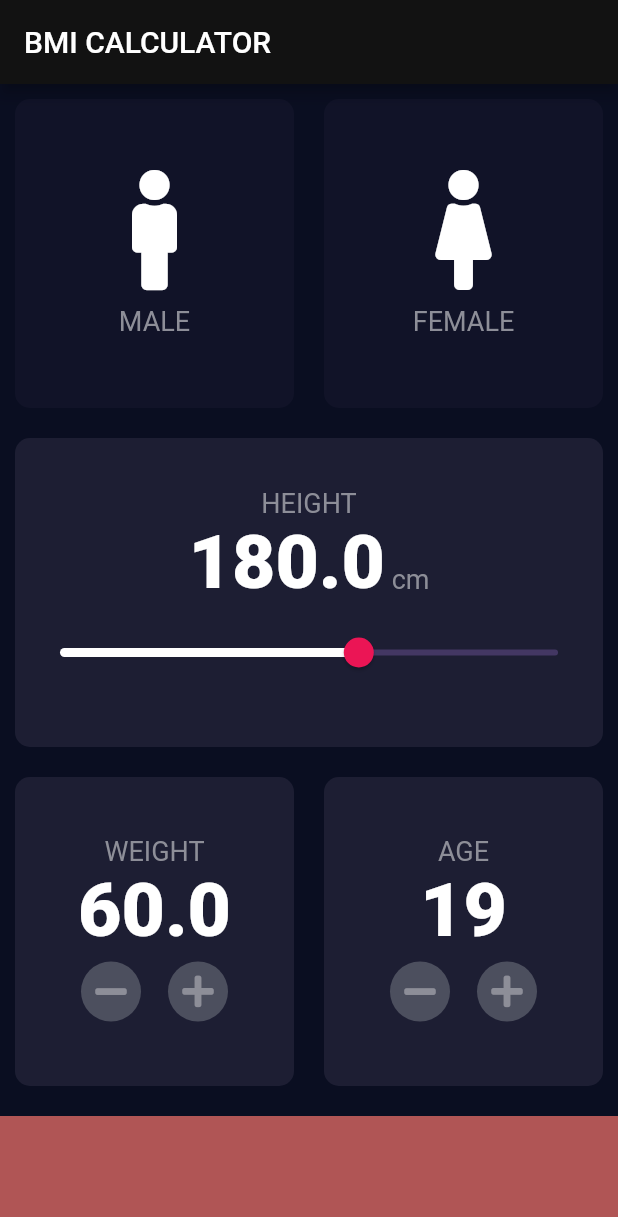
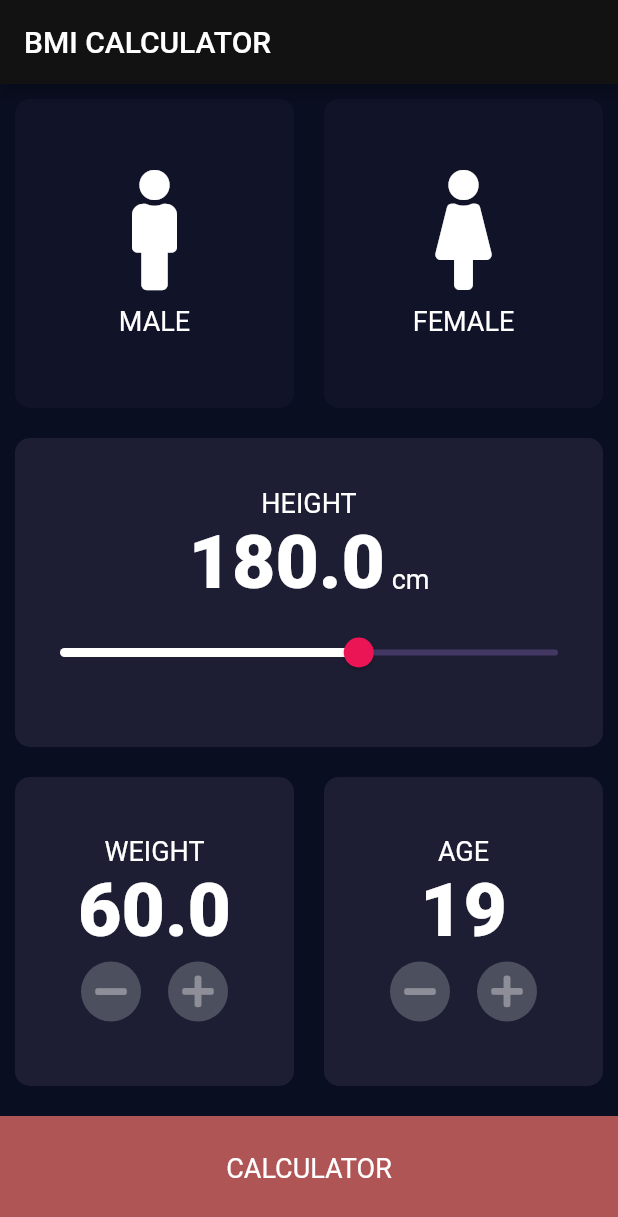
Before and after one commit to maxjkfc/flutter_testing, a Flutter app: the screen it shows after launch, on a phone screen of 412 x 824 dp. Shown: the top 1217 px of the screen. Run offline on Flutter 3.47's test engine with Material 2 defaults, Android fonts, the phone set to English and light mode, and no system bars; our stand-ins replace audioplayers, font_awesome_flutter, rflutter_alert.

Commit message:
finish bim calculator

```diff
--- /dev/null
+++ b/bmi-calculator-flutter/lib/components/bottom_button.dart
@@ -0,0 +1,32 @@
+import 'package:flutter/material.dart';
+import 'package:bmi_calculator/constants.dart';
+
+
+class BottomButton extends StatelessWidget {
+
+
+  BottomButton({
+    @required this.onTap,
+    @required this.buttonTitle,
+  });
+
+
+  final String buttonTitle  ;
+  final Function onTap;
+
+
+  @override
+  Widget build(BuildContext context) {
+    return Container(
+      color: bContainerColor,
+      margin: EdgeInsets.only(top: 10.0),
+      padding: EdgeInsets.only(bottom: 10),
+      width: double.infinity,
+      height: bContainerHeight,
+      child: RawMaterialButton(
+          onPressed: onTap,
+          child: Text(buttonTitle , style: klabelTextStyle),
+          ),
+    );
+  }
+}
--- /dev/null
+++ b/bmi-calculator-flutter/lib/components/icon_content.dart
@@ -0,0 +1,26 @@
+import 'package:flutter/material.dart';
+import 'package:bmi_calculator/constants.dart';
+
+class IconContent extends StatelessWidget {
+  IconContent({this.icon, this.text});
+  final IconData icon;
+  final String text;
+
+  @override
+  Widget build(BuildContext context) {
+    return Column(
+      mainAxisAlignment: MainAxisAlignment.center,
+      children: <Widget>[
+        Icon(
+          icon,
+          size: 80.0,
+        ),
+        SizedBox(height: 10.0),
+        Text(
+          text,
+          style: klabelTextStyle,
+        ),
+      ],
+    );
+  }
+}
--- a/bmi-calculator-flutter/lib/icon_content.dart
+++ /dev/null
@@ -1,30 +0,0 @@
-import 'package:flutter/material.dart';
-import 'constants.dart';
-
-
-
-
-class IconContent extends StatelessWidget {
-
-  IconContent({this.icon , this.text});
-  final IconData icon ;
-  final String text ;
-
-  @override
-  Widget build(BuildContext context) {
-    return Column(
-        mainAxisAlignment: MainAxisAlignment.center,
-        children: <Widget>[
-          Icon(
-              icon,
-              size: 80.0,
-          ),
-          SizedBox(height: 10.0),
-          Text(
-              text,
-              style: klabelTextStyle ,
-              ),
-        ],
-    );
-  }
-}
--- a/bmi-calculator-flutter/lib/input.dart
+++ /dev/null
@@ -1,211 +0,0 @@
-import 'package:flutter/material.dart';
-import 'package:font_awesome_flutter/font_awesome_flutter.dart';
-import 'icon_content.dart';
-import 'reuseable_card.dart';
-import 'constants.dart';
-
-
-enum Gender { male, female }
-
-class InputPage extends StatefulWidget {
-  @override
-  _InputPageState createState() => _InputPageState();
-}
-
-class _InputPageState extends State<InputPage> {
-  Gender selectGender;
-  double bodyHeight = 180.0;
-  double weight = 60.0;
-  int age =  19;
-
-  @override
-  Widget build(BuildContext context) {
-    return Scaffold(
-      appBar: AppBar(
-        title: Text('BMI CALCULATOR'),
-      ),
-      body: Column(
-        crossAxisAlignment: CrossAxisAlignment.stretch,
-        children: [
-          Expanded(
-            child: Row(
-              children: [
-                Expanded(
-                    child: ReuseabledCard(
-                  color: selectGender == Gender.male
-                      ? activedCardColor
-                      : inactivedCardColor,
-                  childWeight:
-                      IconContent(icon: FontAwesomeIcons.male, text: "MALE"),
-                  onTap: () {
-                    setState(() {
-                      selectGender = Gender.male;
-                    });
-                  },
-                )),
-                Expanded(
-                  child: ReuseabledCard(
-                    color: selectGender == Gender.female
-                        ? activedCardColor
-                        : inactivedCardColor,
-                    childWeight: IconContent(
-                        icon: FontAwesomeIcons.female, text: "FEMALE"),
-                    onTap: (){
-                      setState(() {
-                        selectGender = Gender.female;
-                      });
-                    },
-                  ),
-                ),
-              ],
-            ),
-          ),
-          Expanded(
-            child: ReuseabledCard(
-                color: activedCardColor ,
-                childWeight: Column(
-                  mainAxisAlignment: MainAxisAlignment.center,
-                  children: [
-                    Text('HEIGHT' , style: klabelTextStyle),
-                    Row(
-                      mainAxisAlignment: MainAxisAlignment.center,
-                      crossAxisAlignment:CrossAxisAlignment.baseline,
-                      textBaseline: TextBaseline.alphabetic,
-                      children: [
-                        Text(bodyHeight.toString(), style: kNumberTextStyle),
-                        Text(' cm' , style: klabelTextStyle),
-                      ],
-                    ),
-                    SliderTheme(
-                        data: SliderTheme.of(context).copyWith(
-                          inactiveTickMarkColor: Color(0xFF8D8E98),
-                          activeTrackColor: Colors.white,
-                          thumbColor: Color(0xFFEB1555),
-                          overlayColor: Color(0x29EB1555),
-                          thumbShape:  RoundSliderThumbShape(enabledThumbRadius: 10.0),
-                          overlayShape: RoundSliderOverlayShape(overlayRadius: 30.0),
-                        ),
-                      child: Slider(
-                          min: 120.0 ,
-                          max: 220.0 ,
-                          value: bodyHeight ,
-                          onChanged: (double height){
-                            setState((){
-                              bodyHeight = height.roundToDouble();
-                            });
-                          },
-                          ),
-                    ),
-                  ],
-                ),
-            ),
-          ),
-          Expanded(
-            child: Row(
-              children: [
-                Expanded(
-                  child: ReuseabledCard(
-                      color: activedCardColor,
-                      childWeight: Column(
-                          mainAxisAlignment: MainAxisAlignment.center,
-                          children: [
-                            Text('WEIGHT' , style: klabelTextStyle,),
-                            Text(weight.toString(), style: kNumberTextStyle),
-                            Row(
-                                mainAxisAlignment:  MainAxisAlignment.center,
-                                children: [
-                                  RoundIconButton(
-                                      icon: Icon(FontAwesomeIcons.minus , color:  Color(0xFF8D8E98)),
-                                      onPressed: (){
-                                        setState(() {
-                                          weight--;
-                                        });
-                                      }
-                                  ),
-                                  SizedBox(width:10.0),
-                                  RoundIconButton(
-                                      icon: Icon(FontAwesomeIcons.plus , color:  Color(0xFF8D8E98)),
-                                      onPressed: (){
-                                        setState(() {
-                                          weight++;
-                                        });
-                                      }
-                                  ),
-                                ],
-                            ),
-                          ],
-                      ),
-                      ),
-                ),
-                Expanded(
-                  child: ReuseabledCard(
-                      color: activedCardColor,
-                      childWeight:  Column(
-                          mainAxisAlignment: MainAxisAlignment.center,
-                          children: [
-                            Text('AGE' , style: klabelTextStyle,),
-                            Text(age.toString(), style: kNumberTextStyle),
-                            Row(
-                                mainAxisAlignment:  MainAxisAlignment.center,
-                                children: [
-                                  RoundIconButton(
-                                      icon: Icon(FontAwesomeIcons.minus , color:  Color(0xFF8D8E98)),
-                                      onPressed: (){
-                                        setState(() {
-                                          age--;
-                                        });
-                                      }
-                                  ),
-                                  SizedBox(width:10.0),
-                                  RoundIconButton(
-                                      icon: Icon(FontAwesomeIcons.plus , color:  Color(0xFF8D8E98)),
-                                      onPressed: (){
-                                        setState(() {
-                                          age++;
-                                        });
-                                      }
-                                  ),
-                                ],
-                            ),
-                          ],
-                      ),
-                    ),
-                  ),
-              ],
-            ),
-          ),
-          Container(
-            color: bContainerColor,
-            margin: EdgeInsets.only(top: 10.0),
-            width: double.infinity,
-            height: bContainerHeight,
-          ),
-        ],
-      ),
-    );
-  }
-}
-
-
-
-class RoundIconButton extends StatelessWidget{
-
-  RoundIconButton({this.icon , this.onPressed});
-  final Icon icon ;
-  final Function onPressed;
-
-  @override
-  Widget build(BuildContext context) {
-    return RawMaterialButton(
-        child: icon,
-        elevation: 0,
-        constraints: BoxConstraints.tightFor(
-          width: 40.0,
-          height: 40.0,
-        ),
-        shape:  CircleBorder(),
-        fillColor:  Color(0xFF4C4F5E),
-        onPressed: onPressed,
-        );
-  }
-}
--- /dev/null
+++ b/bmi-calculator-flutter/lib/page/input.dart
@@ -0,0 +1,233 @@
+import 'package:bmi_calculator/page/result.dart';
+import 'package:flutter/material.dart';
+import 'package:font_awesome_flutter/font_awesome_flutter.dart';
+import 'package:bmi_calculator/components/icon_content.dart';
+import 'package:bmi_calculator/components/reuseable_card.dart';
+import 'package:bmi_calculator/components/bottom_button.dart';
+import 'package:bmi_calculator/constants.dart';
+import 'package:bmi_calculator/calculator_barin.dart';
+
+enum Gender { male, female }
+
+class InputPage extends StatefulWidget {
+  @override
+  _InputPageState createState() => _InputPageState();
+}
+
+class _InputPageState extends State<InputPage> {
+  Gender selectGender;
+  double bodyHeight = 180.0;
+  double weight = 60.0;
+  int age = 19;
+  String bmi;
+
+  @override
+  Widget build(BuildContext context) {
+    return Scaffold(
+      appBar: AppBar(
+        title: Text('BMI CALCULATOR'),
+      ),
+      body: Column(
+        crossAxisAlignment: CrossAxisAlignment.stretch,
+        children: [
+          Expanded(
+            child: Row(
+              children: [
+                Expanded(
+                    child: ReuseabledCard(
+                  color: selectGender == Gender.male
+                      ? activedCardColor
+                      : inactivedCardColor,
+                  childWeight:
+                      IconContent(icon: FontAwesomeIcons.male, text: "MALE"),
+                  onTap: () {
+                    setState(() {
+                      selectGender = Gender.male;
+                    });
+                  },
+                )),
+                Expanded(
+                  child: ReuseabledCard(
+                    color: selectGender == Gender.female
+                        ? activedCardColor
+                        : inactivedCardColor,
+                    childWeight: IconContent(
+                        icon: FontAwesomeIcons.female, text: "FEMALE"),
+                    onTap: () {
+                      setState(() {
+                        selectGender = Gender.female;
+                      });
+                    },
+                  ),
+                ),
+              ],
+            ),
+          ),
+          Expanded(
+            child: ReuseabledCard(
+              color: activedCardColor,
+              childWeight: Column(
+                mainAxisAlignment: MainAxisAlignment.center,
+                children: [
+                  Text('HEIGHT', style: klabelTextStyle),
+                  Row(
+                    mainAxisAlignment: MainAxisAlignment.center,
+                    crossAxisAlignment: CrossAxisAlignment.baseline,
+                    textBaseline: TextBaseline.alphabetic,
+                    children: [
+                      Text(bodyHeight.toString(), style: kNumberTextStyle),
+                      Text(' cm', style: klabelTextStyle),
+                    ],
+                  ),
+                  SliderTheme(
+                    data: SliderTheme.of(context).copyWith(
+                      inactiveTickMarkColor: Color(0xFF8D8E98),
+                      activeTrackColor: Colors.white,
+                      thumbColor: Color(0xFFEB1555),
+                      overlayColor: Color(0x29EB1555),
+                      thumbShape:
+                          RoundSliderThumbShape(enabledThumbRadius: 10.0),
+                      overlayShape:
+                          RoundSliderOverlayShape(overlayRadius: 30.0),
+                    ),
+                    child: Slider(
+                      min: 120.0,
+                      max: 220.0,
+                      value: bodyHeight,
+                      onChanged: (double height) {
+                        setState(() {
+                          bodyHeight = height.roundToDouble();
+                        });
+                      },
+                    ),
+                  ),
+                ],
+              ),
+            ),
+          ),
+          Expanded(
+            child: Row(
+              children: [
+                Expanded(
+                  child: ReuseabledCard(
+                    color: activedCardColor,
+                    childWeight: Column(
+                      mainAxisAlignment: MainAxisAlignment.center,
+                      children: [
+                        Text(
+                          'WEIGHT',
+                          style: klabelTextStyle,
+                        ),
+                        Text(weight.toString(), style: kNumberTextStyle),
+                        Row(
+                          mainAxisAlignment: MainAxisAlignment.center,
+                          children: [
+                            RoundIconButton(
+                                icon: Icon(FontAwesomeIcons.minus,
+                                    color: Color(0xFF8D8E98)),
+                                onPressed: () {
+                                  setState(() {
+                                    weight--;
+                                  });
+                                }),
+                            SizedBox(width: 10.0),
+                            RoundIconButton(
+                                icon: Icon(FontAwesomeIcons.plus,
+                                    color: Color(0xFF8D8E98)),
+                                onPressed: () {
+                                  setState(() {
+                                    weight++;
+                                  });
+                                }),
+                          ],
+                        ),
+                      ],
+                    ),
+                  ),
+                ),
+                Expanded(
+                  child: ReuseabledCard(
+                    color: activedCardColor,
+                    childWeight: Column(
+                      mainAxisAlignment: MainAxisAlignment.center,
+                      children: [
+                        Text(
+                          'AGE',
+                          style: klabelTextStyle,
+                        ),
+                        Text(age.toString(), style: kNumberTextStyle),
+                        Row(
+                          mainAxisAlignment: MainAxisAlignment.center,
+                          children: [
+                            RoundIconButton(
+                                icon: Icon(FontAwesomeIcons.minus,
+                                    color: Color(0xFF8D8E98)),
+                                onPressed: () {
+                                  setState(() {
+                                    age--;
+                                  });
+                                }),
+                            SizedBox(width: 10.0),
+                            RoundIconButton(
+                                icon: Icon(FontAwesomeIcons.plus,
+                                    color: Color(0xFF8D8E98)),
+                                onPressed: () {
+                                  setState(() {
+                                    age++;
+                                  });
+                                }),
+                          ],
+                        ),
+                      ],
+                    ),
+                  ),
+                ),
+              ],
+            ),
+          ),
+          BottomButton(
+            buttonTitle: "CALCULATOR",
+            onTap: () {
+              CalculatorBrain calc =
+                  CalculatorBrain(height: bodyHeight, weight: weight);
+
+              Navigator.push(
+                context,
+                MaterialPageRoute(
+                  builder: (context) {
+                    return ResultPage(
+                      bmi: calc.bmi(),
+                      bmiResult: calc.getResult(),
+                      bmiInterpretation: calc.getInterpretation(),
+                    );
+                  },
+                ),
+              );
+            },
+          ),
+        ],
+      ),
+    );
+  }
+}
+
+class RoundIconButton extends StatelessWidget {
+  RoundIconButton({this.icon, this.onPressed});
+  final Icon icon;
+  final Function onPressed;
+
+  @override
+  Widget build(BuildContext context) {
+    return RawMaterialButton(
+      child: icon,
+      elevation: 0,
+      constraints: BoxConstraints.tightFor(
+        width: 40.0,
+        height: 40.0,
+      ),
+      shape: CircleBorder(),
+      fillColor: Color(0xFF4C4F5E),
+      onPressed: onPressed,
+    );
+  }
+}
```
Also changed, not shown: bmi-calculator-flutter/lib/calculator_barin.dart (added, +34 -0 lines), bmi-calculator-flutter/lib/components/reuseable_card.dart (renamed from bmi-calculator-flutter/lib/reuseable_card.dart, +2 -5 lines), bmi-calculator-flutter/lib/constants.dart (+17 -2 lines), bmi-calculator-flutter/lib/main.dart (+6 -3 lines), bmi-calculator-flutter/lib/page/result.dart (added, +80 -0 lines).
